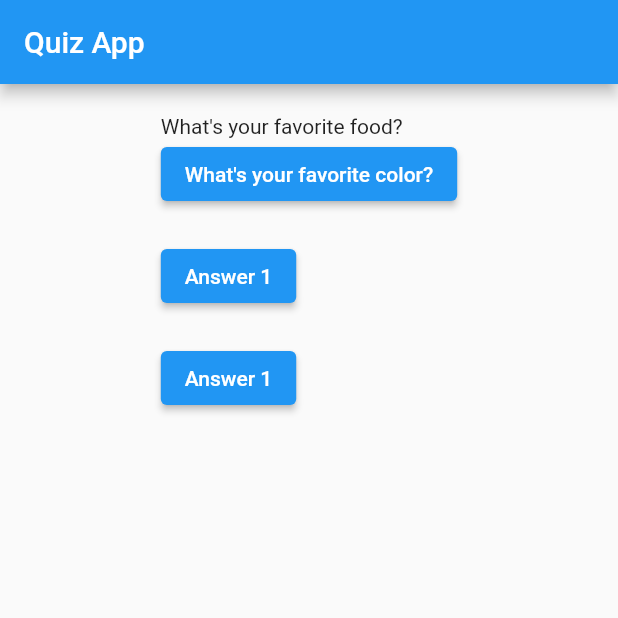
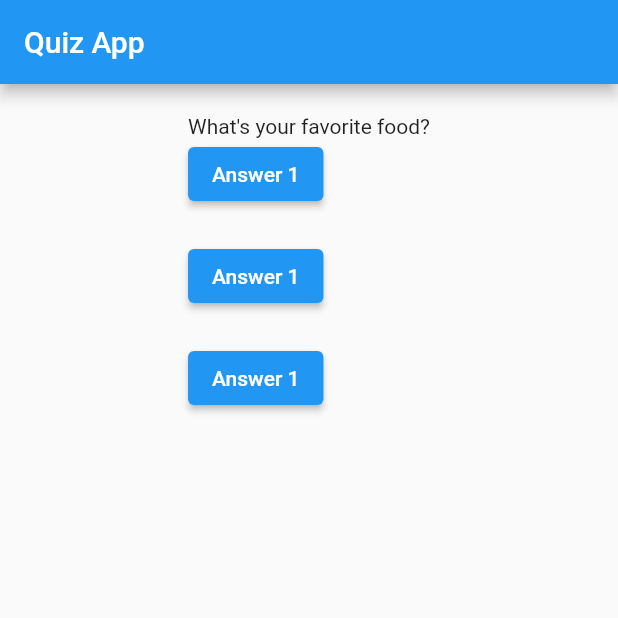
Before and after one commit to jeremyessien/Skill_upgrade1, a Flutter app: the screen it shows after launch, on a phone screen of 412 x 824 dp, the top half of it. Run offline on Flutter 3.47's test engine with Material 2 defaults, Android fonts, the phone set to English and light mode, and no system bars.

Commit message:
Update main.dart

```diff
--- a/lib/main.dart
+++ b/lib/main.dart
@@ -48,8 +48,8 @@ class HomePage extends StatelessWidget {
               ),
               ElevatedButton(
                 onPressed: answerChosen,
-                child: Text(
-                  questions.elementAt(1),
+                child: const Text(
+                  'Answer 1'
                 ),
               ),
               const SizedBox(
```
